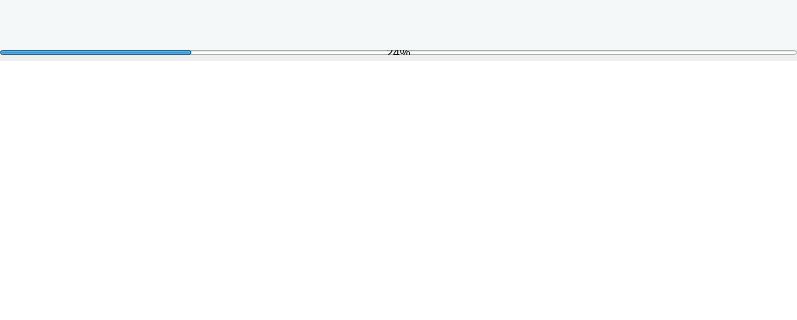
Above: src/NetDisk/Translist/translist.ui from birdman1992/NetDisk before the change; both pictures show x 0 to 797 and y 0 to 320 of the 797 by 494 pixel window. Below: the same form after it.
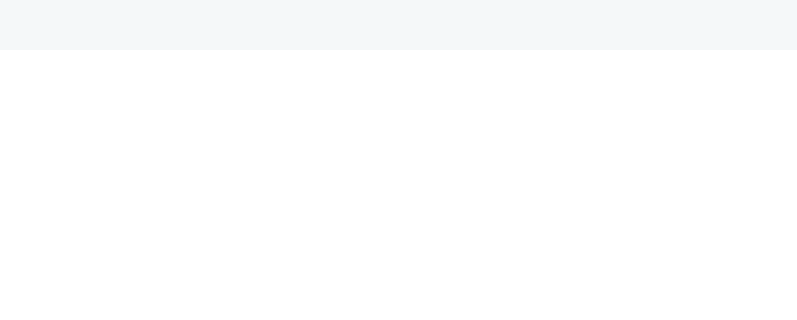
That is the form after the change. The open tabs and pages were chosen to show the change.

Patch:
```diff
--- a/src/NetDisk/Translist/translist.ui
+++ b/src/NetDisk/Translist/translist.ui
@@ -125,19 +125,6 @@
        <property name="bottomMargin">
         <number>0</number>
        </property>
-       <item>
-        <widget class="QProgressBar" name="progressBar">
-         <property name="maximumSize">
-          <size>
-           <width>16777215</width>
-           <height>5</height>
-          </size>
-         </property>
-         <property name="value">
-          <number>24</number>
-         </property>
-        </widget>
-       </item>
        <item>
         <widget class="QTableWidget" name="downloadTable">
          <property name="focusPolicy">
```
Left out of the diff: 2 changed lines with no effect on the pictures.
